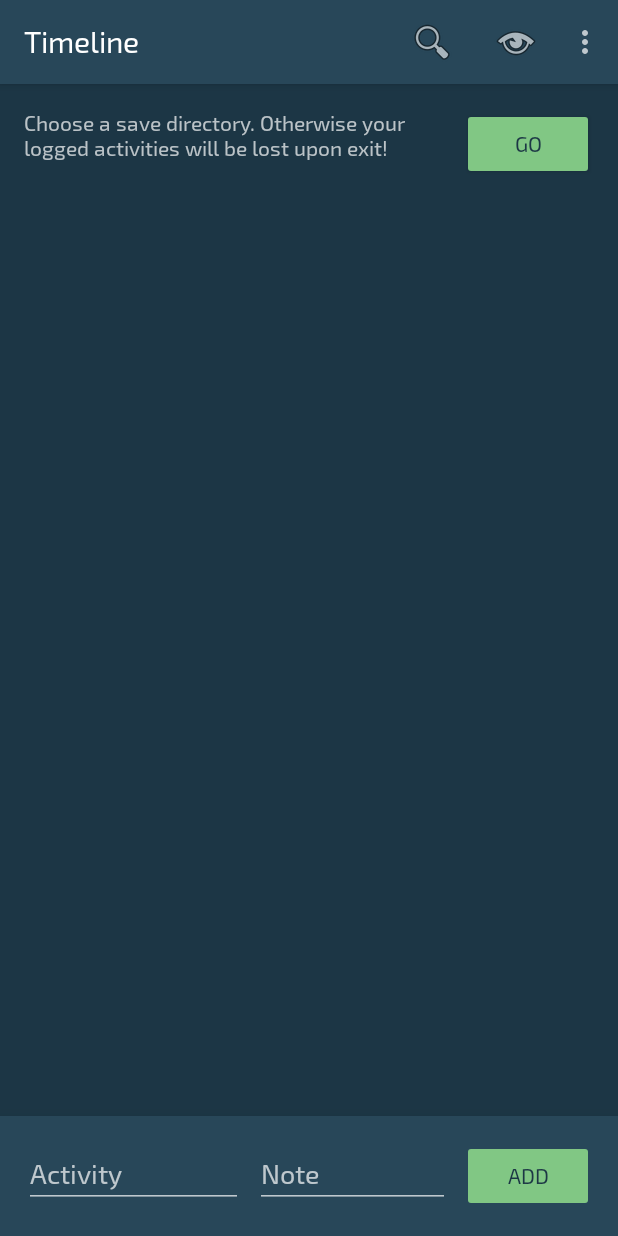
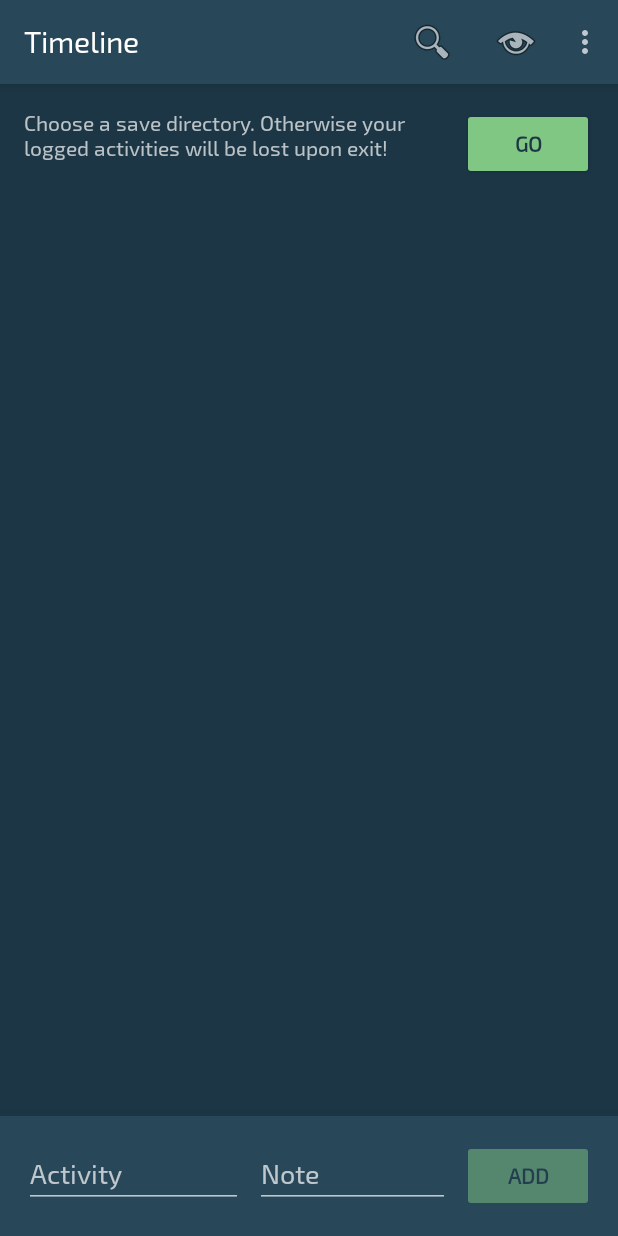
Before and after one commit to artnc/chronofile, an Android app: the screen it shows after launch (MainActivity), on a phone screen of 412 x 824 dp. Run offline under Robolectric (Android 15) with nearby library versions, the light colour scheme and no system bars; our stand-ins replace RxJava; libraries missing offline, so code that uses them is left out: com.jakewharton.rxrelay2; 1 statement that could not run was skipped.

Commit message:
Style button disabled state

```diff
--- a/app/src/main/java/com/chaidarun/chronofile/MainActivity.kt
+++ b/app/src/main/java/com/chaidarun/chronofile/MainActivity.kt
@@ -48,7 +48,9 @@ class MainActivity : BaseActivity() {
     }
     binding.addEntryActivity.addTextChangedListener(
       afterTextChanged = {
-        binding.addEntry.isEnabled = !binding.addEntryActivity.text.toString().isBlank()
+        val shouldEnable = binding.addEntryActivity.text.toString().isNotBlank()
+        binding.addEntry.alpha = if (shouldEnable) 1f else 0.5f
+        binding.addEntry.isEnabled = shouldEnable
       }
     )
 
--- a/app/src/main/res/layout/activity_main.xml
+++ b/app/src/main/res/layout/activity_main.xml
@@ -50,10 +50,8 @@
       />
       <Button
         android:id="@+id/changeSaveDirButton"
-        android:layout_height="wrap_content"
-        android:layout_width="wrap_content"
         android:text="Go"
-        android:textColor="@color/colorPrimaryDark"
+        style="@style/MainActivityButton"
       />
     </LinearLayout>
     <LinearLayout
@@ -76,10 +74,8 @@
       />
       <Button
         android:id="@+id/grantLocationButton"
-        android:layout_height="wrap_content"
-        android:layout_width="wrap_content"
         android:text="Go"
-        android:textColor="@color/colorPrimaryDark"
+        style="@style/MainActivityButton"
       />
     </LinearLayout>
     <androidx.recyclerview.widget.RecyclerView
@@ -113,12 +109,11 @@
         android:layout_width="match_parent"
       />
       <Button
+        android:alpha="0.5"
         android:enabled="false"
         android:id="@+id/addEntry"
-        android:layout_height="wrap_content"
-        android:layout_width="wrap_content"
         android:text="Add"
-        android:textColor="@color/colorPrimaryDark"
+        style="@style/MainActivityButton"
       />
     </LinearLayout>
   </LinearLayout>
--- a/app/src/main/res/values/styles.xml
+++ b/app/src/main/res/values/styles.xml
@@ -1,6 +1,5 @@
 <?xml version="1.0" encoding="utf-8" ?>
 <resources xmlns:tools="http://schemas.android.com/tools">
-  <!-- Base application theme. -->
   <style name="AppTheme" parent="Theme.AppCompat.NoActionBar">
     <item name="android:actionModeBackground">@color/colorPrimary</item>
     <item
@@ -33,4 +32,10 @@
     <item name="android:background">@color/colorPrimaryDark</item>
     <item name="android:colorAccent">@color/colorAccent</item>
   </style>
+  <style name="MainActivityButton">
+    <item name="android:layout_height">wrap_content</item>
+    <item name="android:layout_width">wrap_content</item>
+    <item name="android:textColor">@color/colorPrimaryDark</item>
+    <item name="android:textStyle">bold</item>
+  </style>
 </resources>
```
